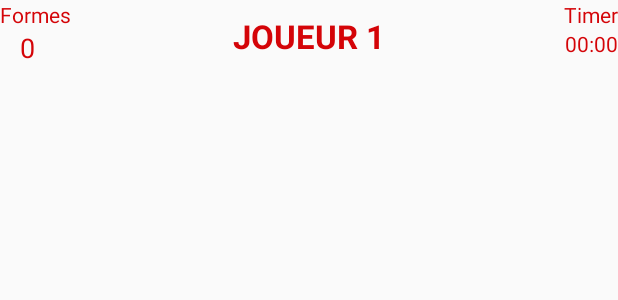
After one commit to aroquemaurel/Android-challenge, an Android app: the layout bar_layout.xml on its own in the app's theme, with its tools: preview values and no code run, on a phone screen of 412 x 824 dp. The commit adds this screen. Shown: the top 300 px of the screen. Run offline under Robolectric (Android 15) with nearby library versions, the phone set to English and light mode, and no system bars.

Commit message:
Add bar layout and apply changements #9

```diff
--- a/Memory/app/src/main/java/com/m2dl/helloandroid/memory/FullscreenActivity.java
+++ b/Memory/app/src/main/java/com/m2dl/helloandroid/memory/FullscreenActivity.java
@@ -7,6 +7,8 @@ import android.os.Bundle;
 import android.os.Handler;
 import android.view.MotionEvent;
 import android.view.View;
+
+import com.m2dl.helloandroid.memory.controller.OnMainTouchListener;
 
 /**
  * An example full-screen activity that shows and hides the system UI (i.e.
@@ -53,11 +55,13 @@ public class FullscreenActivity extends AppCompatActivity {
                 toggle();
             }
         });
+        mContentView.setOnTouchListener(new OnMainTouchListener(this));
 
         // Upon interacting with UI controls, delay any scheduled hide()
         // operations to prevent the jarring behavior of controls going away
         // while interacting with the UI.
         findViewById(R.id.dummy_button).setOnTouchListener(mDelayHideTouchListener);
+
     }
 
     @Override
--- /dev/null
+++ b/Memory/app/src/main/res/layout/bar_layout.xml
@@ -0,0 +1,58 @@
+<?xml version="1.0" encoding="utf-8"?>
+<RelativeLayout xmlns:android="http://schemas.android.com/apk/res/android"
+    android:orientation="vertical" android:layout_width="match_parent"
+    android:layout_height="match_parent">
+
+    <TextView
+        android:layout_width="wrap_content"
+        android:layout_height="wrap_content"
+        android:textAppearance="?android:attr/textAppearanceLarge"
+        android:text="JOUEUR 1"
+        android:textStyle="bold"
+        android:textColor="@color/colorPlayer1"
+        android:id="@+id/tv_current_player"
+        android:layout_gravity="center_horizontal"
+        android:layout_centerHorizontal="true"
+        android:layout_alignBottom="@+id/chronometer" />
+
+    <Chronometer
+        android:layout_width="wrap_content"
+        android:layout_height="wrap_content"
+        android:textColor="@color/colorPlayer1"
+        android:id="@+id/chronometer"
+        android:layout_below="@+id/tv_timer"
+        android:layout_alignParentEnd="true" />
+
+    <TextView
+        android:layout_width="wrap_content"
+        android:layout_height="wrap_content"
+        android:textColor="@color/colorPlayer1"
+        android:textAppearance="?android:attr/textAppearanceSmall"
+        android:text="Timer"
+        android:id="@+id/tv_timer"
+        android:layout_alignParentTop="true"
+        android:layout_alignParentEnd="true" />
+
+    <TextView
+        android:layout_width="wrap_content"
+        android:layout_height="wrap_content"
+        android:textColor="@color/colorPlayer1"
+        android:textAppearance="?android:attr/textAppearanceSmall"
+        android:text="Formes"
+        android:id="@+id/tv_forms"
+        android:layout_alignParentTop="true"
+        android:layout_alignParentStart="true" />
+
+    <TextView
+        android:layout_width="wrap_content"
+        android:layout_height="wrap_content"
+        android:textColor="@color/colorPlayer1"
+        android:textAppearance="?android:attr/textAppearanceMedium"
+        android:text="0"
+        android:id="@+id/tv_forms_counter"
+        android:layout_below="@+id/tv_forms"
+        android:layout_alignEnd="@+id/tv_forms"
+        android:layout_marginEnd="24dp" />
+
+
+</RelativeLayout>
--- a/Memory/app/src/main/res/values/strings.xml
+++ b/Memory/app/src/main/res/values/strings.xml
@@ -3,4 +3,6 @@
 
     <string name="dummy_button">Dummy Button</string>
     <string name="dummy_content">DUMMY\nCONTENT</string>
+    <string name="player_2">JOUEUR 2</string>
+    <string name="player_1">JOUEUR 1</string>
 </resources>
```
Also changed, not shown: Memory/app/src/main/java/com/m2dl/helloandroid/memory/controller/OnMainTouchListener.java (added, +182 -0 lines), Memory/app/src/main/java/com/m2dl/helloandroid/memory/controller/OnTouchListener.java (deleted, +0 -97 lines).
